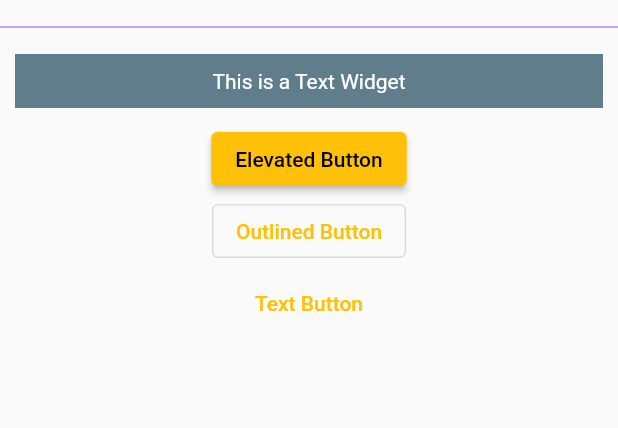
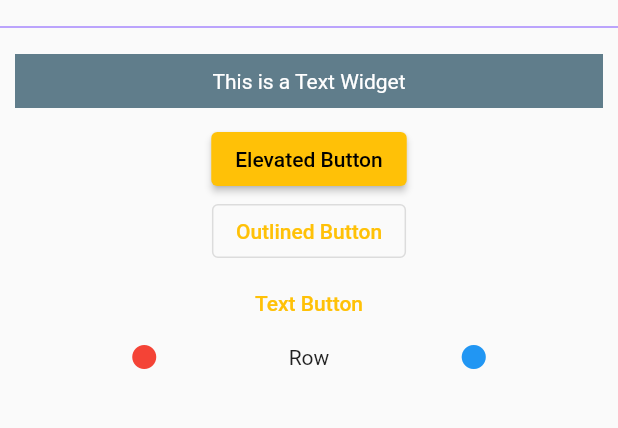
Before and after one commit to nevarwin/Flutter-3.0, a Flutter app: the LearFlutterPage screen opened directly, on a phone screen of 412 x 824 dp, the part 534-962 px from its top. Run offline on Flutter 3.47's test engine with Material 2 defaults, Android fonts, the phone set to English and light mode, and no system bars.

Commit message:
row widget

```diff
--- a/flutter3/lib/learn_flutter_page.dart
+++ b/flutter3/lib/learn_flutter_page.dart
@@ -70,6 +70,20 @@ class _LearFlutterPageState extends State<LearFlutterPage> {
             },
             child: const Text('Text Button'),
           ),
+          Row(
+            mainAxisAlignment: MainAxisAlignment.spaceEvenly,
+            children: const [
+              Icon(
+                Icons.fiber_manual_record,
+                color: Colors.red,
+              ),
+              Text('Row'),
+              Icon(
+                Icons.fiber_manual_record,
+                color: Colors.blue,
+              ),
+            ],
+          ),
         ],
       ),
     );
```
